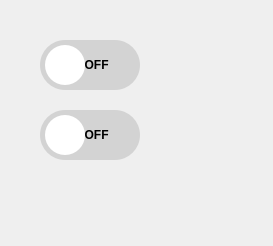
First picture: the form in new_dialog.ui, repository ImBaeChoi/AI_contest, before the edit.
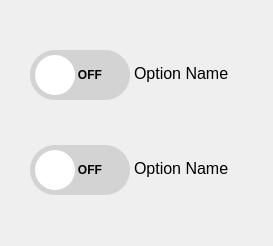
Second picture: the form after the edit.

Diff of the .ui file:
```diff
--- a/new_dialog.ui
+++ b/new_dialog.ui
@@ -16,8 +16,8 @@
   <widget class="QPushButton" name="toggle_btn1">
    <property name="geometry">
     <rect>
-     <x>40</x>
-     <y>40</y>
+     <x>30</x>
+     <y>50</y>
      <width>100</width>
      <height>50</height>
     </rect>
@@ -26,7 +26,7 @@
     <string notr="true">background-color: lightgray; border-radius: 25px; font-weight: bold;</string>
    </property>
    <property name="text">
-    <string>    OFF</string>
+    <string>      OFF</string>
    </property>
    <property name="checkable">
     <bool>true</bool>
@@ -35,8 +35,8 @@
   <widget class="QPushButton" name="toggle_btn2">
    <property name="geometry">
     <rect>
-     <x>40</x>
-     <y>110</y>
+     <x>30</x>
+     <y>145</y>
      <width>100</width>
      <height>50</height>
     </rect>
@@ -45,7 +45,7 @@
     <string notr="true">background-color: lightgray; border-radius: 25px; font-weight: bold;</string>
    </property>
    <property name="text">
-    <string>    OFF</string>
+    <string>      OFF</string>
    </property>
    <property name="checkable">
     <bool>true</bool>
@@ -54,8 +54,8 @@
   <widget class="QPushButton" name="btn1_btn">
    <property name="geometry">
     <rect>
-     <x>45</x>
-     <y>45</y>
+     <x>35</x>
+     <y>55</y>
      <width>40</width>
      <height>40</height>
     </rect>
@@ -70,8 +70,8 @@
   <widget class="QPushButton" name="btn2_btn">
    <property name="geometry">
     <rect>
-     <x>45</x>
-     <y>115</y>
+     <x>35</x>
+     <y>150</y>
      <width>40</width>
      <height>40</height>
     </rect>
@@ -83,6 +83,46 @@
     <string/>
    </property>
   </widget>
+  <widget class="QTextEdit" name="textEdit">
+   <property name="geometry">
+    <rect>
+     <x>130</x>
+     <y>155</y>
+     <width>151</width>
+     <height>31</height>
+    </rect>
+   </property>
+   <property name="styleSheet">
+    <string notr="true">background: transparent; border: none;</string>
+   </property>
+   <property name="html">
+    <string>&lt;!DOCTYPE HTML PUBLIC &quot;-//W3C//DTD HTML 4.0//EN&quot; &quot;http://www.w3.org/TR/REC-html40/strict.dtd&quot;&gt;
+&lt;html&gt;&lt;head&gt;&lt;meta name=&quot;qrichtext&quot; content=&quot;1&quot; /&gt;&lt;style type=&quot;text/css&quot;&gt;
+p, li { white-space: pre-wrap; }
+&lt;/style&gt;&lt;/head&gt;&lt;body style=&quot; font-family:'Gulim'; font-size:9pt; font-weight:400; font-style:normal;&quot;&gt;
+&lt;p style=&quot; margin-top:0px; margin-bottom:0px; margin-left:0px; margin-right:0px; -qt-block-indent:0; text-indent:0px;&quot;&gt;&lt;span style=&quot; font-size:12pt;&quot;&gt;Option Name&lt;/span&gt;&lt;/p&gt;&lt;/body&gt;&lt;/html&gt;</string>
+   </property>
+  </widget>
+  <widget class="QTextEdit" name="textEdit_2">
+   <property name="geometry">
+    <rect>
+     <x>130</x>
+     <y>60</y>
+     <width>151</width>
+     <height>31</height>
+    </rect>
+   </property>
+   <property name="styleSheet">
+    <string notr="true">background: transparent; border: none;</string>
+   </property>
+   <property name="html">
+    <string>&lt;!DOCTYPE HTML PUBLIC &quot;-//W3C//DTD HTML 4.0//EN&quot; &quot;http://www.w3.org/TR/REC-html40/strict.dtd&quot;&gt;
+&lt;html&gt;&lt;head&gt;&lt;meta name=&quot;qrichtext&quot; content=&quot;1&quot; /&gt;&lt;style type=&quot;text/css&quot;&gt;
+p, li { white-space: pre-wrap; }
+&lt;/style&gt;&lt;/head&gt;&lt;body style=&quot; font-family:'Gulim'; font-size:9pt; font-weight:400; font-style:normal;&quot;&gt;
+&lt;p style=&quot; margin-top:0px; margin-bottom:0px; margin-left:0px; margin-right:0px; -qt-block-indent:0; text-indent:0px;&quot;&gt;&lt;span style=&quot; font-size:12pt;&quot;&gt;Option Name&lt;/span&gt;&lt;/p&gt;&lt;/body&gt;&lt;/html&gt;</string>
+   </property>
+  </widget>
  </widget>
  <resources/>
  <connections/>
```
